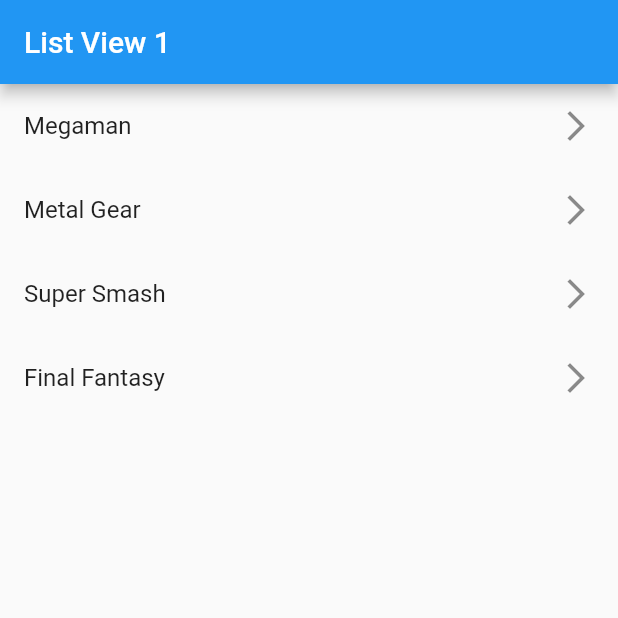
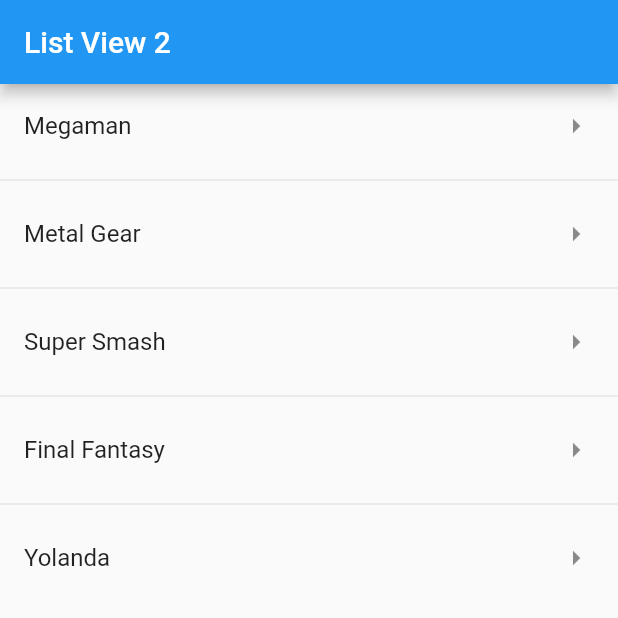
Before and after one commit to JoseLuisGit/fl_components, a Flutter app: the screen it shows after launch, on a phone screen of 412 x 824 dp, the top half of it. Run offline on Flutter 3.47's test engine with Material 2 defaults, Android fonts, the phone set to English and light mode, and no system bars.

Commit message:
use list view separated with divider

```diff
--- a/lib/main.dart
+++ b/lib/main.dart
@@ -1,6 +1,7 @@
 import 'package:flutter/material.dart';
 
-import 'package:fl_components/screens/listview1_screen.dart';
+//import 'package:fl_components/screens/listview1_screen.dart';
+import 'package:fl_components/screens/listview2_screen.dart';
 
 void main() => runApp(const MyApp());
 
@@ -11,7 +12,7 @@ class MyApp extends StatelessWidget {
   Widget build(BuildContext context) {
     return const MaterialApp(
       title: 'Material App',
-      home: Listview1Screen()
+      home: Listview2Screen()
     );
   }
 }
--- /dev/null
+++ b/lib/screens/listview2_screen.dart
@@ -0,0 +1,27 @@
+import 'package:flutter/material.dart';
+
+class Listview2Screen extends StatelessWidget {
+
+  final options = const ['Megaman', 'Metal Gear', 'Super Smash', 'Final Fantasy', 'Yolanda'];
+
+  const Listview2Screen({Key? key}) : super(key: key);
+
+  @override
+  Widget build(BuildContext context) {
+    return Scaffold(
+      appBar: AppBar(
+        title: const Text('List View 2'),
+      ),
+      body: ListView.separated(
+        itemCount: options.length,
+        itemBuilder: (context, index){
+          return ListTile(
+            title: Text(options[index]),
+            trailing: const Icon(Icons.arrow_right)
+          ,);
+        },
+        separatorBuilder: (_, __)=> const Divider()
+        )
+    );
+  }
+}
```
